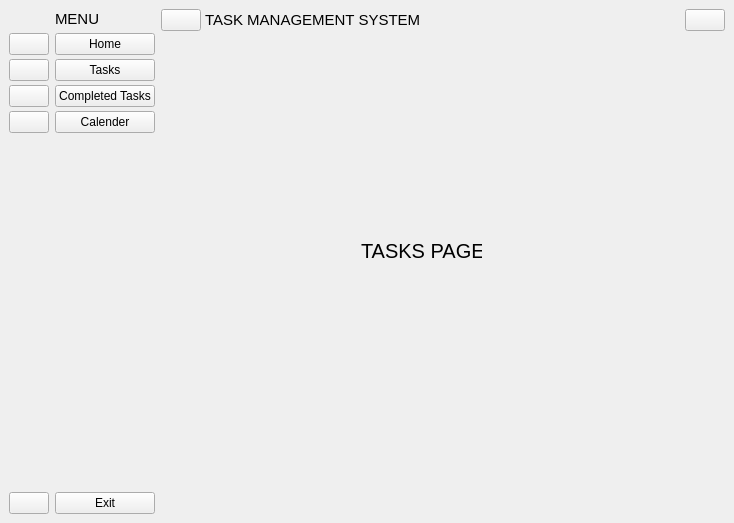
First picture: the form in interface.ui, repository VicMbugua/TaskManagementSystem, before the edit.
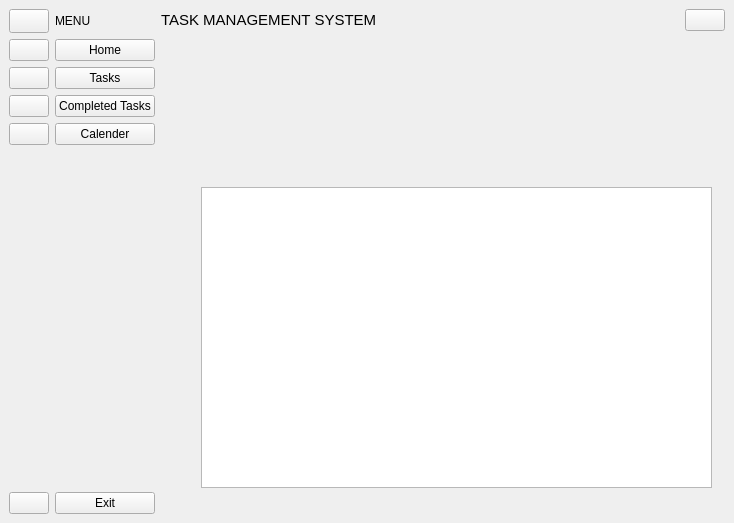
Second picture: the form after the edit. The open tabs and pages were chosen to show the change. Icons and pictures are not drawn.

Commit message: Added tasks table

```diff
--- a/interface.ui
+++ b/interface.ui
@@ -14,13 +14,10 @@
    <string>MainWindow</string>
   </property>
   <widget class="QWidget" name="centralwidget">
-   <layout class="QGridLayout" name="gridLayout">
-    <item row="0" column="1">
-     <widget class="QWidget" name="full_name_widget" native="true">
-      <layout class="QVBoxLayout" name="verticalLayout_2">
-       <property name="spacing">
-        <number>4</number>
-       </property>
+   <layout class="QHBoxLayout" name="horizontalLayout_2">
+    <item>
+     <widget class="QWidget" name="widget_3" native="true">
+      <layout class="QVBoxLayout" name="verticalLayout_3">
        <property name="leftMargin">
         <number>0</number>
        </property>
@@ -34,27 +31,231 @@
         <number>0</number>
        </property>
        <item>
-        <widget class="QLabel" name="label_2">
+        <widget class="QWidget" name="widget_4" native="true">
+         <property name="sizePolicy">
+          <sizepolicy hsizetype="Preferred" vsizetype="Fixed">
+           <horstretch>0</horstretch>
+           <verstretch>0</verstretch>
+          </sizepolicy>
+         </property>
          <property name="minimumSize">
           <size>
            <width>0</width>
-           <height>20</height>
+           <height>24</height>
           </size>
          </property>
-         <property name="font">
-          <font>
-           <pointsize>11</pointsize>
-           <weight>50</weight>
-           <bold>false</bold>
-          </font>
-         </property>
+         <layout class="QHBoxLayout" name="horizontalLayout_4">
+          <property name="leftMargin">
+           <number>0</number>
+          </property>
+          <property name="topMargin">
+           <number>0</number>
+          </property>
+          <property name="rightMargin">
+           <number>0</number>
+          </property>
+          <property name="bottomMargin">
+           <number>0</number>
+          </property>
+          <item>
+           <widget class="QPushButton" name="menu_btn">
+            <property name="sizePolicy">
+             <sizepolicy hsizetype="Fixed" vsizetype="Preferred">
+              <horstretch>0</horstretch>
+              <verstretch>0</verstretch>
+             </sizepolicy>
+            </property>
+            <property name="toolTip">
+             <string>&lt;html&gt;&lt;head/&gt;&lt;body&gt;&lt;p&gt;Menu&lt;/p&gt;&lt;/body&gt;&lt;/html&gt;</string>
+            </property>
+            <property name="text">
+             <string/>
+            </property>
+            <property name="icon">
+             <iconset resource="resources.qrc">
+              <normaloff>:/icon/icons/134216_menu_lines_hamburger_icon.svg</normaloff>:/icon/icons/134216_menu_lines_hamburger_icon.svg</iconset>
+            </property>
+            <property name="checkable">
+             <bool>true</bool>
+            </property>
+            <property name="autoRepeat">
+             <bool>true</bool>
+            </property>
+           </widget>
+          </item>
+          <item>
+           <widget class="QLabel" name="label">
          <property name="text">
           <string>MENU</string>
          </property>
         </widget>
        </item>
+         </layout>
+        </widget>
+       </item>
+       <item>
+        <widget class="QWidget" name="widget_2" native="true">
+         <layout class="QHBoxLayout" name="horizontalLayout">
+          <property name="leftMargin">
+           <number>0</number>
+          </property>
+          <property name="topMargin">
+           <number>0</number>
+          </property>
+          <property name="rightMargin">
+           <number>0</number>
+          </property>
+          <property name="bottomMargin">
+           <number>0</number>
+          </property>
+          <item>
+           <widget class="QWidget" name="icons_only_widget" native="true">
+            <property name="styleSheet">
+             <string notr="true"/>
+            </property>
+            <layout class="QVBoxLayout" name="verticalLayout_2">
+             <property name="leftMargin">
+              <number>0</number>
+             </property>
+             <property name="topMargin">
+              <number>0</number>
+             </property>
+             <property name="rightMargin">
+              <number>0</number>
+             </property>
+             <property name="bottomMargin">
+              <number>0</number>
+             </property>
+             <item>
+              <widget class="QPushButton" name="home_btn_1">
+               <property name="toolTip">
+                <string>Home</string>
+               </property>
+               <property name="text">
+                <string/>
+               </property>
+               <property name="icon">
+                <iconset resource="resources.qrc">
+                 <normaloff>:/icon/icons/216242_home_icon.svg</normaloff>:/icon/icons/216242_home_icon.svg</iconset>
+               </property>
+               <property name="checkable">
+                <bool>true</bool>
+               </property>
+               <property name="autoExclusive">
+                <bool>true</bool>
+               </property>
+              </widget>
+             </item>
+             <item>
+              <widget class="QPushButton" name="tasks_btn_1">
+               <property name="toolTip">
+                <string>Tasks</string>
+               </property>
+               <property name="text">
+                <string/>
+               </property>
+               <property name="icon">
+                <iconset resource="resources.qrc">
+                 <normaloff>:/icon/icons/9040503_list_task_icon.svg</normaloff>:/icon/icons/9040503_list_task_icon.svg</iconset>
+               </property>
+               <property name="checkable">
+                <bool>true</bool>
+               </property>
+               <property name="autoExclusive">
+                <bool>true</bool>
+               </property>
+              </widget>
+             </item>
+             <item>
+              <widget class="QPushButton" name="completed_tasks_btn_1">
+               <property name="toolTip">
+                <string>Completed Tasks</string>
+               </property>
+               <property name="text">
+                <string/>
+               </property>
+               <property name="icon">
+                <iconset resource="resources.qrc">
+                 <normaloff>:/icon/icons/9104111_list_checklist_done_complete_task_icon.svg</normaloff>:/icon/icons/9104111_list_checklist_done_complete_task_icon.svg</iconset>
+               </property>
+               <property name="checkable">
+                <bool>true</bool>
+               </property>
+               <property name="autoExclusive">
+                <bool>true</bool>
+               </property>
+              </widget>
+             </item>
+             <item>
+              <widget class="QPushButton" name="calender_btn_1">
+               <property name="toolTip">
+                <string>Calender</string>
+               </property>
+               <property name="text">
+                <string/>
+               </property>
+               <property name="icon">
+                <iconset resource="resources.qrc">
+                 <normaloff>:/icon/icons/290104_calendar_clock_date_event_schedule_icon.svg</normaloff>:/icon/icons/290104_calendar_clock_date_event_schedule_icon.svg</iconset>
+               </property>
+               <property name="checkable">
+                <bool>true</bool>
+               </property>
+               <property name="autoExclusive">
+                <bool>true</bool>
+               </property>
+              </widget>
+             </item>
+             <item>
+              <spacer name="verticalSpacer">
+               <property name="orientation">
+                <enum>Qt::Vertical</enum>
+               </property>
+               <property name="sizeHint" stdset="0">
+                <size>
+                 <width>20</width>
+                 <height>325</height>
+                </size>
+               </property>
+              </spacer>
+             </item>
+             <item>
+              <widget class="QPushButton" name="pushButton_5">
+               <property name="toolTip">
+                <string>Exit</string>
+               </property>
+               <property name="text">
+                <string/>
+               </property>
+               <property name="icon">
+                <iconset resource="resources.qrc">
+                 <normaloff>:/icon/icons/211650_close_circled_icon.svg</normaloff>:/icon/icons/211650_close_circled_icon.svg</iconset>
+               </property>
+              </widget>
+             </item>
+            </layout>
+           </widget>
+          </item>
+          <item>
+           <widget class="QWidget" name="full_name_widget" native="true">
+            <layout class="QVBoxLayout" name="verticalLayout">
+             <property name="leftMargin">
+              <number>0</number>
+             </property>
+             <property name="topMargin">
+              <number>0</number>
+             </property>
+             <property name="rightMargin">
+              <number>0</number>
+             </property>
+             <property name="bottomMargin">
+              <number>0</number>
+             </property>
        <item>
         <widget class="QPushButton" name="home_btn_2">
+               <property name="layoutDirection">
+                <enum>Qt::LeftToRight</enum>
+               </property>
          <property name="text">
           <string>Home</string>
          </property>
@@ -89,6 +290,9 @@
        </item>
        <item>
         <widget class="QPushButton" name="completed_tasks_btn_2">
+               <property name="layoutDirection">
+                <enum>Qt::LeftToRight</enum>
+               </property>
          <property name="text">
           <string>Completed Tasks</string>
          </property>
@@ -148,12 +352,15 @@
       </layout>
      </widget>
     </item>
-    <item row="0" column="2">
+         </layout>
+        </widget>
+       </item>
+      </layout>
+     </widget>
+    </item>
+    <item>
      <widget class="QWidget" name="widget" native="true">
-      <layout class="QVBoxLayout" name="verticalLayout_3">
-       <property name="spacing">
-        <number>4</number>
-       </property>
+      <layout class="QVBoxLayout" name="verticalLayout_4">
        <property name="leftMargin">
         <number>0</number>
        </property>
@@ -184,23 +391,6 @@
           <property name="bottomMargin">
            <number>0</number>
           </property>
-          <item>
-           <widget class="QPushButton" name="menu_btn">
-            <property name="toolTip">
-             <string>Menu</string>
-            </property>
-            <property name="text">
-             <string/>
-            </property>
-            <property name="icon">
-             <iconset resource="resources.qrc">
-              <normaloff>:/icon/icons/134216_menu_lines_hamburger_icon.svg</normaloff>:/icon/icons/134216_menu_lines_hamburger_icon.svg</iconset>
-            </property>
-            <property name="checkable">
-             <bool>true</bool>
-            </property>
-           </widget>
-          </item>
           <item>
            <widget class="QLabel" name="label_3">
             <property name="font">
@@ -272,23 +462,15 @@
           </widget>
          </widget>
          <widget class="QWidget" name="tasks_page">
-          <widget class="QLabel" name="label_5">
+          <widget class="QTableView" name="tasks_list">
            <property name="geometry">
             <rect>
-             <x>200</x>
-             <y>190</y>
-             <width>121</width>
-             <height>51</height>
+             <x>40</x>
+             <y>150</y>
+             <width>511</width>
+             <height>301</height>
             </rect>
            </property>
-           <property name="font">
-            <font>
-             <pointsize>15</pointsize>
-            </font>
-           </property>
-           <property name="text">
-            <string>TASKS PAGE</string>
-           </property>
           </widget>
          </widget>
          <widget class="QWidget" name="completed_tasks_page">
@@ -336,147 +518,6 @@
       </layout>
      </widget>
     </item>
-    <item row="0" column="0">
-     <widget class="QWidget" name="icons_only_widget" native="true">
-      <layout class="QVBoxLayout" name="verticalLayout">
-       <property name="spacing">
-        <number>4</number>
-       </property>
-       <property name="leftMargin">
-        <number>0</number>
-       </property>
-       <property name="topMargin">
-        <number>0</number>
-       </property>
-       <property name="rightMargin">
-        <number>0</number>
-       </property>
-       <property name="bottomMargin">
-        <number>0</number>
-       </property>
-       <item>
-        <widget class="QLabel" name="label">
-         <property name="minimumSize">
-          <size>
-           <width>0</width>
-           <height>20</height>
-          </size>
-         </property>
-         <property name="text">
-          <string/>
-         </property>
-        </widget>
-       </item>
-       <item>
-        <widget class="QPushButton" name="home_btn_1">
-         <property name="toolTip">
-          <string>Home</string>
-         </property>
-         <property name="text">
-          <string/>
-         </property>
-         <property name="icon">
-          <iconset resource="resources.qrc">
-           <normaloff>:/icon/icons/216242_home_icon.svg</normaloff>:/icon/icons/216242_home_icon.svg</iconset>
-         </property>
-         <property name="checkable">
-          <bool>true</bool>
-         </property>
-         <property name="autoExclusive">
-          <bool>true</bool>
-         </property>
-        </widget>
-       </item>
-       <item>
-        <widget class="QPushButton" name="tasks_btn_1">
-         <property name="toolTip">
-          <string>Tasks</string>
-         </property>
-         <property name="text">
-          <string/>
-         </property>
-         <property name="icon">
-          <iconset resource="resources.qrc">
-           <normaloff>:/icon/icons/9040503_list_task_icon.svg</normaloff>:/icon/icons/9040503_list_task_icon.svg</iconset>
-         </property>
-         <property name="checkable">
-          <bool>true</bool>
-         </property>
-         <property name="autoExclusive">
-          <bool>true</bool>
-         </property>
-        </widget>
-       </item>
-       <item>
-        <widget class="QPushButton" name="completed_tasks_btn_1">
-         <property name="toolTip">
-          <string>Completed Tasks</string>
-         </property>
-         <property name="text">
-          <string/>
-         </property>
-         <property name="icon">
-          <iconset resource="resources.qrc">
-           <normaloff>:/icon/icons/9104111_list_checklist_done_complete_task_icon.svg</normaloff>:/icon/icons/9104111_list_checklist_done_complete_task_icon.svg</iconset>
-         </property>
-         <property name="checkable">
-          <bool>true</bool>
-         </property>
-         <property name="autoExclusive">
-          <bool>true</bool>
-         </property>
-        </widget>
-       </item>
-       <item>
-        <widget class="QPushButton" name="calender_btn_1">
-         <property name="toolTip">
-          <string>Calender</string>
-         </property>
-         <property name="text">
-          <string/>
-         </property>
-         <property name="icon">
-          <iconset resource="resources.qrc">
-           <normaloff>:/icon/icons/290104_calendar_clock_date_event_schedule_icon.svg</normaloff>:/icon/icons/290104_calendar_clock_date_event_schedule_icon.svg</iconset>
-         </property>
-         <property name="checkable">
-          <bool>true</bool>
-         </property>
-         <property name="autoExclusive">
-          <bool>true</bool>
-         </property>
-        </widget>
-       </item>
-       <item>
-        <spacer name="verticalSpacer">
-         <property name="orientation">
-          <enum>Qt::Vertical</enum>
-         </property>
-         <property name="sizeHint" stdset="0">
-          <size>
-           <width>20</width>
-           <height>325</height>
-          </size>
-         </property>
-        </spacer>
-       </item>
-       <item>
-        <widget class="QPushButton" name="pushButton_5">
-         <property name="toolTip">
-          <string>Exit</string>
-         </property>
-         <property name="text">
-          <string/>
-         </property>
-         <property name="icon">
-          <iconset resource="resources.qrc">
-           <normaloff>:/icon/icons/211650_close_circled_icon.svg</normaloff>:/icon/icons/211650_close_circled_icon.svg</iconset>
-         </property>
-        </widget>
-       </item>
-      </layout>
-     </widget>
-    </item>
    </layout>
   </widget>
  </widget>
```
Left out of the diff: 100 changed lines with no effect on the pictures. Lines whose indentation alone changed are shown as unchanged. The commit also changes 8 other files.
